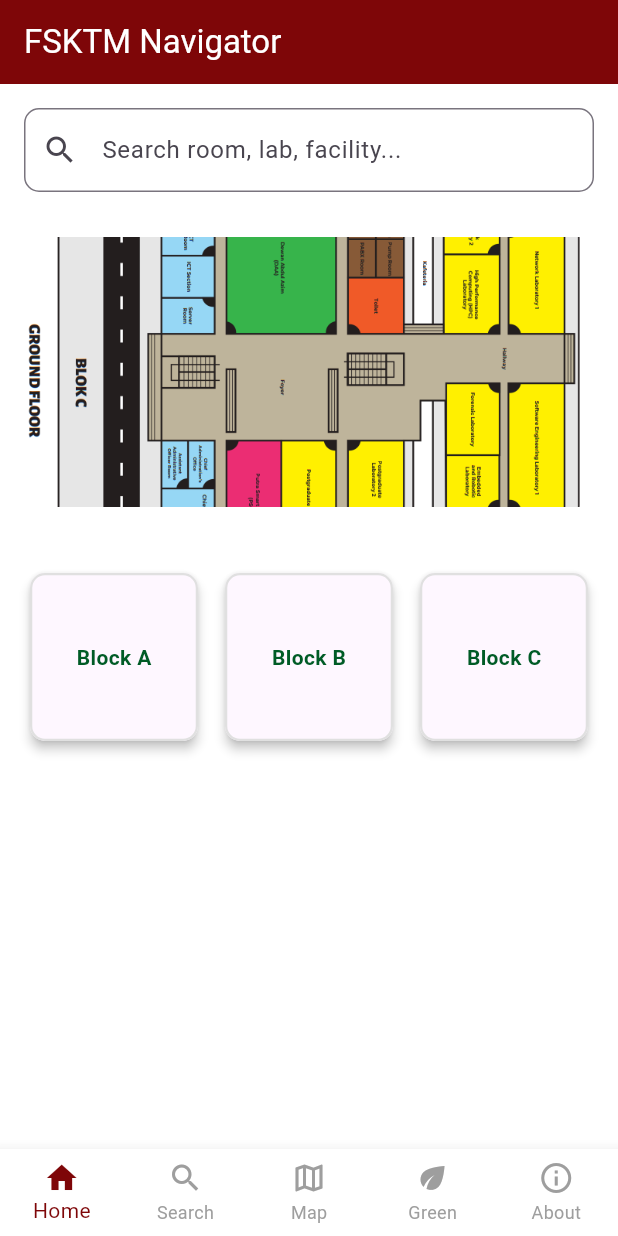
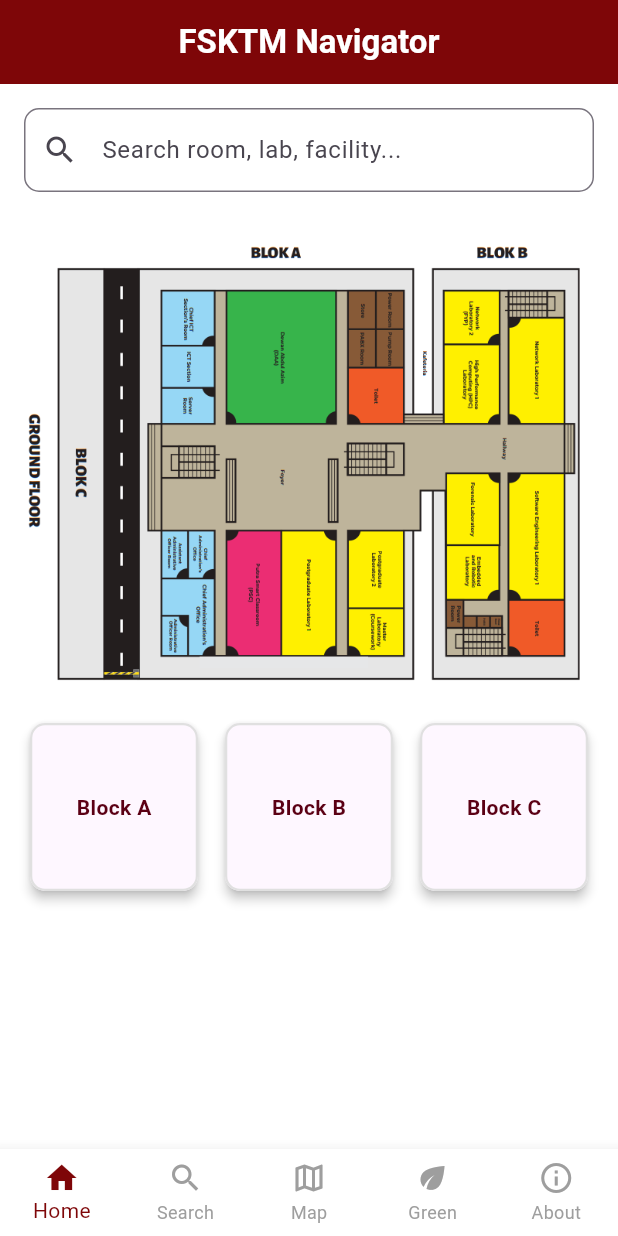
Before and after one commit to HardeepakMall/fsktm-navigator-group2, a Flutter app: the screen it shows after launch, on a phone screen of 412 x 824 dp. Run offline on Flutter 3.47's test engine with Material 3 defaults, Android fonts, the light colour scheme and no system bars.

Commit message:
amni: adjusted faculty overview image

```diff
--- a/fsktm_navigator/lib/screens/green_awareness.dart
+++ b/fsktm_navigator/lib/screens/green_awareness.dart
@@ -18,7 +18,7 @@ class GreenAwareness extends StatelessWidget {
     return Scaffold(
       backgroundColor: backgroundColor,
       appBar: AppBar(
-        backgroundColor: const Color(0xFF005B26),
+        backgroundColor: const Color.fromARGB(255, 126, 6, 8),
         elevation: 0,
         foregroundColor: Colors.white,
         title: const Text(
--- a/fsktm_navigator/lib/screens/home_screen.dart
+++ b/fsktm_navigator/lib/screens/home_screen.dart
@@ -56,12 +56,16 @@ class _HomeScreenState extends State<HomeScreen> {
   Widget build(BuildContext context) {
     return Scaffold(
       appBar: AppBar(
-        title: const Text(
-          'FSKTM Navigator',
-          style: TextStyle(color: Colors.white),
+       centerTitle: true,
+       title: const Text(
+        'FSKTM Navigator',
+       style: TextStyle(
+       color: Colors.white,
+       fontWeight: FontWeight.bold,
         ),
-        backgroundColor: const Color.fromARGB(255, 126, 6, 8), // UPM Maroon
       ),
+        backgroundColor: const Color.fromARGB(255, 126, 6, 8),
+    ),
       body: SingleChildScrollView(
         padding: const EdgeInsets.all(16.0),
         child: Column(
@@ -122,12 +126,12 @@ class _HomeScreenState extends State<HomeScreen> {
            borderRadius: BorderRadius.circular(10),
            child: Image.asset(
             'assets/images/faculty_overview.png',
-           height: 180,
+           height: 300,
            width: double.infinity,
            fit: BoxFit.cover,
            ),
           ),
-            const SizedBox(height: 40),
+            const SizedBox(height: 20),
 
             // Block Selection Grid
             GridView.count(
@@ -172,7 +176,7 @@ class _HomeScreenState extends State<HomeScreen> {
             title,
             style: TextStyle(
               fontWeight: FontWeight.bold,
-              color: isDark ? const Color(0xFF43A047) : const Color(0xFF005B26),
+              color: isDark ? const Color.fromARGB(255, 146, 34, 65) : const Color.fromARGB(255, 91, 0, 20),
             ),
           ),
         ),
```
Also changed, not shown: fsktm_navigator/lib/screens/about_screen.dart (+5 -5 lines).
